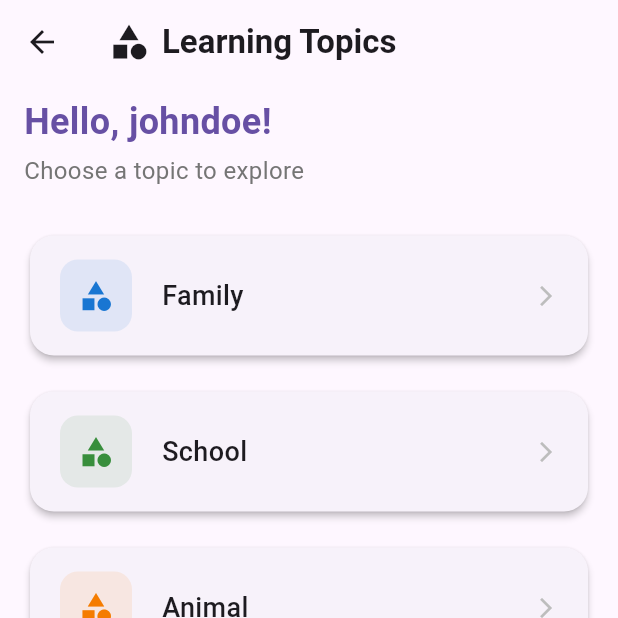
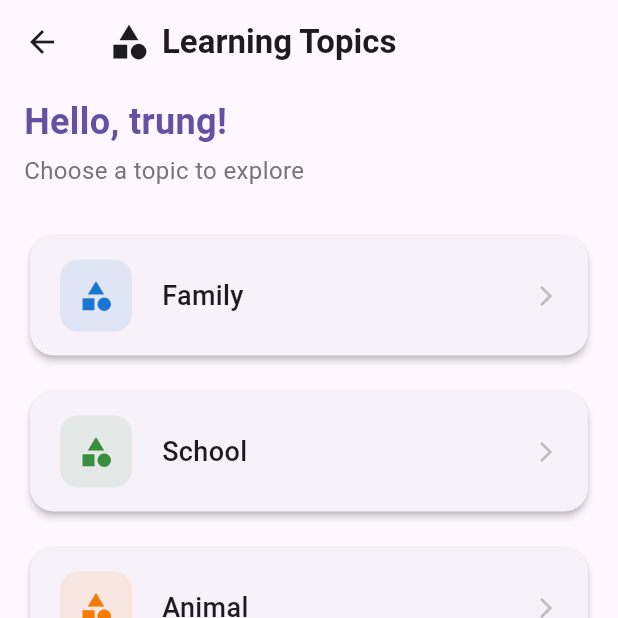
Before and after one commit to trungnotchung/flash_ability, a Flutter app: the AllTopicsScreen screen opened by its route, on a phone screen of 412 x 824 dp, the top half of it. Run offline on Flutter 3.47's test engine with Material 3 defaults, Android fonts, the phone set to English and light mode, and no system bars; our stand-ins replace fl_chart, image_picker, shared_preferences; accounts and stored records are empty.

Commit message:
add new profile

```diff
--- a/lib/mock_data/profile/profile.dart
+++ b/lib/mock_data/profile/profile.dart
@@ -1,4 +1,12 @@
 List<Map<String, String>> userAccounts = [
+  {
+    'username': 'trung',
+    'name': 'Trung',
+    'email': 'trung@gmail.com',
+    'password': 'trung',
+    'learningLevel': 'Intermediate',
+    'learningProgress': '80%',
+  },
   {
     'username': 'johndoe',
     'name': 'John Doe',
```
